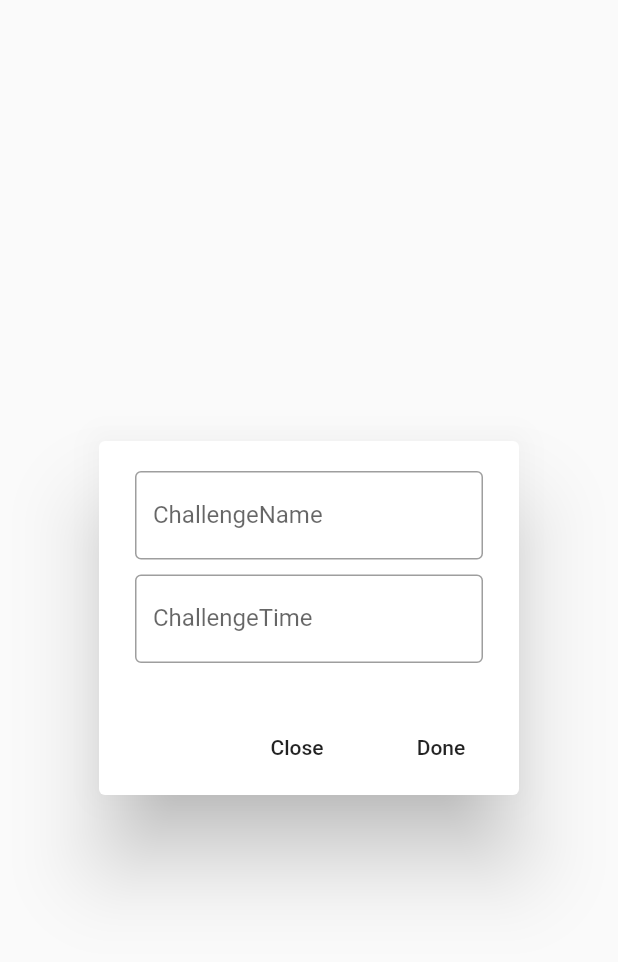
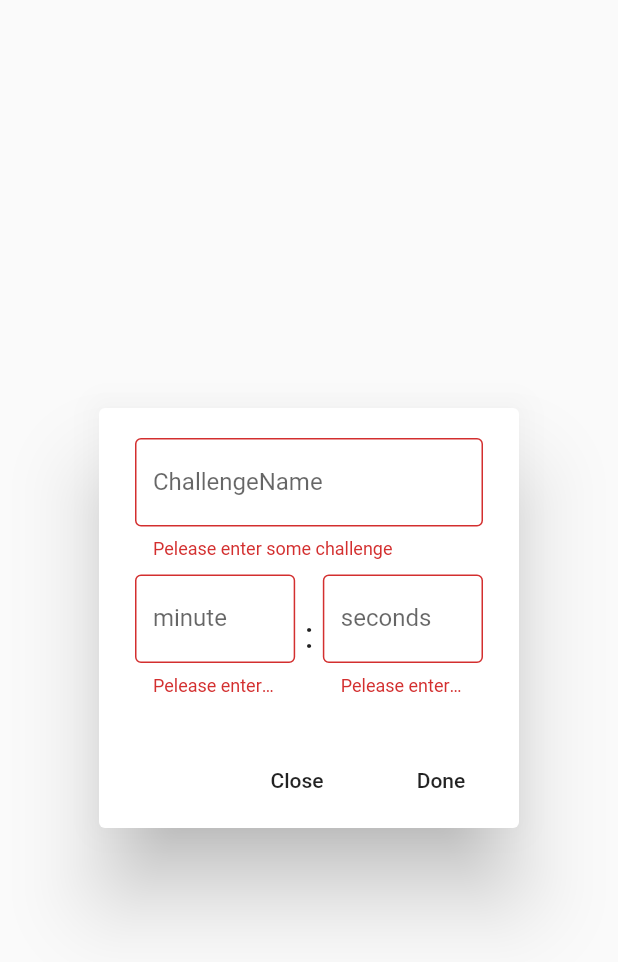
Before and after one commit to totaguchi/MyDailyChallenge, a Flutter app: the InputTimeDialog widget shown alone on an empty page, opened directly, after a tap on "Done", on a phone screen of 412 x 824 dp. Shown: the top 962 px of the screen. Run offline on Flutter 3.47's test engine with Material 2 defaults, Android fonts, the phone set to English and light mode, and no system bars; our stand-ins replace shared_preferences, table_calendar; accounts and stored records are empty.

Commit message:
チャレンジ追加画面の修正

```diff
--- a/lib/count_down_timer.dart
+++ b/lib/count_down_timer.dart
@@ -28,6 +28,11 @@ class _CountDownTimerState extends State<CountDownTimer> with TickerProviderStat
   String name;
   int index;
   bool isChallengeClear = false;
+
+  String get startTime {
+    Duration start = new Duration(seconds: time);
+    return '${start.inMinutes}:${(start.inSeconds % 60).toString().padLeft(2, '0')}';
+  }
 
   String get timerString {
     Duration duration = controller.duration * controller.value;
@@ -74,7 +79,7 @@ class _CountDownTimerState extends State<CountDownTimer> with TickerProviderStat
       appBar: new AppBar(
         title: new Text(name),
       ),
-      backgroundColor: Colors.white10,
+      backgroundColor: Colors.white,
       body: AnimatedBuilder(
         animation: controller,
         builder: (context, child) {
@@ -97,7 +102,7 @@ class _CountDownTimerState extends State<CountDownTimer> with TickerProviderStat
                                 return CustomPaint(
                                   painter: CustomTimerPainter(
                                     animation: controller,
-                                    backgroundColor: Colors.white,
+                                    backgroundColor: Colors.black,
                                     color: Colors.lightBlue,
                                   ),
                                 );
@@ -111,20 +116,20 @@ class _CountDownTimerState extends State<CountDownTimer> with TickerProviderStat
                               crossAxisAlignment: CrossAxisAlignment.center,
                               children: <Widget>[
                                 Text(
-                                  name,
+                                  isChallengeClear == false ? name : "Achieved！",
                                   style: TextStyle(
                                     fontSize: 20.0,
-                                    color: Colors.white,
+                                    color: Colors.black,
                                   ),
                                 ),
                                 AnimatedBuilder(
                                   animation:  controller,
                                   builder: (BuildContext context, Widget child) {
                                     return Text(
-                                      timerString,
+                                      controller.isAnimating == true ? timerString : startTime,
                                       style: TextStyle(
                                         fontSize: 112.0,
-                                        color: Colors.white,
+                                        color: Colors.black,
                                       ),
                                     );
                                   },
--- a/lib/widget/input_time_dialog.dart
+++ b/lib/widget/input_time_dialog.dart
@@ -12,7 +12,10 @@ class InputTimeDialog extends StatefulWidget {
 
 class _InputTimeDialogState extends State<InputTimeDialog> {
   final challengeNameController = TextEditingController();
-  final challengeTimeController = TextEditingController();
+  final challengeMinuteController = TextEditingController();
+  final challengeSecondsController = TextEditingController();
+  final _formKey = GlobalKey<FormState>();
+
   List challenges = [];
   SharedPref sharedPref = SharedPref();
   Challenge challenge = Challenge();
@@ -20,8 +23,7 @@ class _InputTimeDialogState extends State<InputTimeDialog> {
   loadSharedPrefs() async {
     try {
       challenges = await sharedPref.read("challenges");
-    } catch (Exception) {
-    }
+    } catch (Exception) {}
   }
 
   @override
@@ -34,11 +36,19 @@ class _InputTimeDialogState extends State<InputTimeDialog> {
   Widget build(BuildContext context) {
     return AlertDialog(
         content: Container(
+          child: Form(
+            key: _formKey,
             child: Column(
               mainAxisAlignment: MainAxisAlignment.center,
               mainAxisSize: MainAxisSize.min,
               children: <Widget>[
-             TextField(
+                TextFormField(
+                  validator: (value) {
+                    if (value.isEmpty) {
+                      return "Pelease enter some challenge";
+                    }
+                    return null;
+                  },
                   obscureText: false,
                   decoration: InputDecoration(
                     border: OutlineInputBorder(),
@@ -47,20 +57,56 @@ class _InputTimeDialogState extends State<InputTimeDialog> {
                   controller: challengeNameController,
                 ),
                 SizedBox(height: 10),
-             TextField(
+                Row(
+                  children: [
+                    Expanded(
+                      child: TextFormField(
+                        validator: (value) {
+                          if (value.isEmpty) {
+                            return "Pelease enter some minute";
+                          }
+                          return null;
+                        },
                         obscureText: false,
                         decoration: InputDecoration(
                             border: OutlineInputBorder(),
-                 labelText: 'ChallengeTime',
-                 hintText: 'minute'
-               ),
-               controller: challengeTimeController,
+                            labelText: 'minute',
+                            hintText: 'minute'),
+                        controller: challengeMinuteController,
                         keyboardType: TextInputType.number,
                         inputFormatters: <TextInputFormatter>[
                           WhitelistingTextInputFormatter.digitsOnly
                         ],
                       ),
+                    ),
+                    Text(
+                      " : ",
+                      style: TextStyle(fontSize: 25),
+                    ),
+                    Expanded(
+                      child: TextFormField(
+                        validator: (value) {
+                          if (value.isEmpty) {
+                            return "Pelease enter some seconds";
+                          }
+                          return null;
+                        },
+                        obscureText: false,
+                        decoration: InputDecoration(
+                            border: OutlineInputBorder(),
+                            labelText: 'seconds',
+                            hintText: 'seconds'),
+                        controller: challengeSecondsController,
+                        keyboardType: TextInputType.number,
+                        inputFormatters: <TextInputFormatter>[
+                          WhitelistingTextInputFormatter.digitsOnly
                         ],
+                      ),
+                    ),
+                  ],
+                ),
+              ],
+            ),
           ),
         ),
         actions: <Widget>[
@@ -73,17 +119,27 @@ class _InputTimeDialogState extends State<InputTimeDialog> {
           FlatButton(
             child: Text("Done"),
             onPressed: () {
-            print(challengeNameController.text);
-            print(challengeTimeController.text);
+              if (_formKey.currentState.validate()) {
                 challenge.name = challengeNameController.text;
-            challenge.time = int.parse(challengeTimeController.text);
+                if (challengeMinuteController.text.isEmpty) {
+                  challengeMinuteController.text = "0";
+                }
+                if (challengeSecondsController.text.isEmpty) {
+                  challengeSecondsController.text = "0";
+                }
+                int challengeTime =
+                    int.parse(challengeMinuteController.text) * 60 +
+                        int.parse(challengeSecondsController.text);
+                challenge.time = challengeTime;
                 challenges.add(challenge);
                 sharedPref.save("challenges", challenges);
                 Navigator.pop(context);
+              }
+              print(challengeNameController.text);
+              print(challengeMinuteController.text);
+              print(challengeSecondsController.text);
             },
           ),
-       ]
-    );
+        ]);
   }
-
 }
```
Lines whose indentation alone changed are shown as unchanged.
